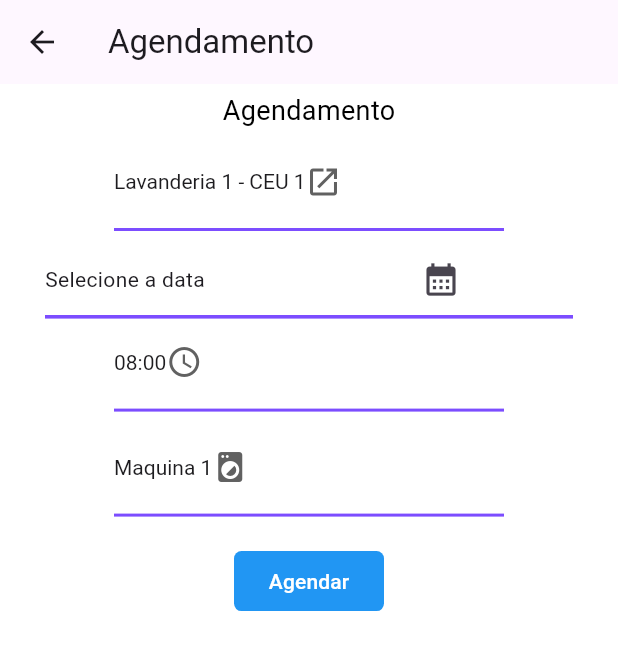
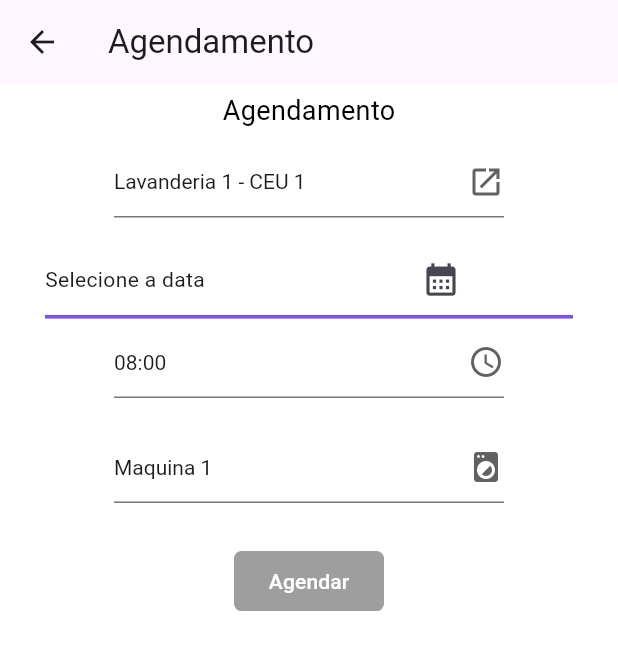
Before and after one commit to tognivini/lc-mobile-flutter, a Flutter app: the ScheduleScreen screen opened directly, on a phone screen of 412 x 824 dp. Shown: the top 650 px of the screen. Run offline on Flutter 3.47's test engine with Material 3 defaults, Android fonts, the light colour scheme and no system bars; our stand-ins replace flutter_hooks; missing offline and left inert: testeapp.

Commit message:
update, style schedule Screen

```diff
--- a/lib/src/pages/CommonPages/ProfileScreen.dart
+++ b/lib/src/pages/CommonPages/ProfileScreen.dart
@@ -28,7 +28,6 @@
   var _passwordVisible = false;
 
   onLoadUser(decodedUser) async {
-    print(decodedUser);
     var payload = {};
     payload["userId"] = decodedUser['userId'];
     payload["token"] = decodedUser['token'];
--- a/lib/src/pages/CommonPages/ScheduleScreen.dart
+++ b/lib/src/pages/CommonPages/ScheduleScreen.dart
@@ -114,7 +114,7 @@
                     width: 280,
                     decoration:
                         BoxDecoration(borderRadius: BorderRadius.circular(5)),
-                    child: DropdownButton<String>(
+                    child: DropdownButtonFormField<String>(
                       value: dropdownLaundry,
                       icon: const Icon(Icons.launch),
                       elevation: 16,
@@ -122,11 +122,18 @@
                           color: Color.fromARGB(255, 29, 28, 31)),
                       padding: const EdgeInsets.only(
                           top: 0, right: 0, bottom: 0, left: 0),
-                      underline: Container(
-                        // padding: EdgeInsets.only(left: 40),
-                        height: 2,
-                        color: Colors.deepPurpleAccent,
+                      decoration: const InputDecoration(
+                        border: UnderlineInputBorder(
+                          borderSide: BorderSide(
+                              color: Colors.deepPurpleAccent, width: 2.4),
+                        ),
+                        // color: Colors.black
                       ),
+                      // underline: Container(
+                      //   // padding: EdgeInsets.only(left: 40),
+                      //   height: 2,
+                      //   color: Colors.deepPurpleAccent,
+                      // ),
                       onChanged: (String? value) {
                         // This is called when the user selects an item.
                         setState(() {
@@ -144,9 +151,8 @@
                   )),
               //calendar
               Padding(
-                padding:
-                    // EdgeInsets.only(top: 0, right: 30, bottom: 0, left: 30),
-                    EdgeInsets.only(top: 0, right: 30, bottom: 0, left: 30),
+                padding: const EdgeInsets.only(
+                    top: 0, right: 30, bottom: 0, left: 30),
                 child: Container(
                   decoration: const BoxDecoration(
                     border: Border(
@@ -187,28 +193,29 @@
               //hour
               Padding(
                   padding: const EdgeInsets.only(
-                    top: 5,
-                    left: 10,
-                    bottom: 0,
-                    right: 10,
-                  ),
+                      top: 5, right: 10, bottom: 0, left: 10),
                   child: Container(
-                    padding: EdgeInsets.only(left: 10, right: 10),
+                    padding:
+                        // EdgeInsets.only(top: 0, right: 20, bottom: 0, left: 20),
+                        EdgeInsets.only(top: 0, right: 10, bottom: 0, left: 10),
                     height: 65,
                     width: 280,
-                    decoration: BoxDecoration(
-                        // color: Colors.blue,
-                        borderRadius: BorderRadius.circular(5)),
-                    child: DropdownButton<String>(
+                    decoration:
+                        BoxDecoration(borderRadius: BorderRadius.circular(5)),
+                    child: DropdownButtonFormField<String>(
                       value: dropdownHourValue,
                       icon: const Icon(Icons.access_time),
                       elevation: 16,
                       style: const TextStyle(
                           color: Color.fromARGB(255, 29, 28, 31)),
-                      padding: const EdgeInsets.only(top: 0, bottom: 0),
-                      underline: Container(
-                        height: 2,
-                        color: Colors.deepPurpleAccent,
+                      padding: const EdgeInsets.only(
+                          top: 0, right: 0, bottom: 0, left: 0),
+                      decoration: const InputDecoration(
+                        border: UnderlineInputBorder(
+                          borderSide: BorderSide(
+                              color: Colors.deepPurpleAccent, width: 2.4),
+                        ),
+                        // color: Colors.black
                       ),
                       onChanged: (String? value) {
                         // This is called when the user selects an item.
@@ -225,26 +232,30 @@
                       }).toList(),
                     ),
                   )),
+
               Padding(
                   padding: const EdgeInsets.only(
                       top: 5, right: 10, bottom: 0, left: 10),
                   child: Container(
-                    padding: const EdgeInsets.only(right: 10, left: 10),
+                    padding: const EdgeInsets.only(
+                        top: 0, right: 10, bottom: 0, left: 10),
                     height: 65,
                     width: 280,
-                    decoration: BoxDecoration(
-                        // color: Colors.blue,
-                        borderRadius: BorderRadius.circular(5)),
-                    child: DropdownButton<String>(
+                    decoration:
+                        BoxDecoration(borderRadius: BorderRadius.circular(5)),
+                    child: DropdownButtonFormField<String>(
                       value: dropdownMachineValue,
                       icon: const Icon(Icons.local_laundry_service),
                       elevation: 16,
                       style: const TextStyle(
                           color: Color.fromARGB(255, 29, 28, 31)),
-                      padding: const EdgeInsets.only(top: 0, bottom: 0),
-                      underline: Container(
-                        height: 2,
-                        color: Colors.deepPurpleAccent,
+                      padding: const EdgeInsets.only(
+                          top: 0, right: 0, bottom: 0, left: 0),
+                      decoration: const InputDecoration(
+                        border: UnderlineInputBorder(
+                          borderSide: BorderSide(
+                              color: Colors.deepPurpleAccent, width: 2.4),
+                        ),
                       ),
                       onChanged: (String? value) {
                         // This is called when the user selects an item.
@@ -267,7 +278,8 @@
                     height: 40,
                     width: 100,
                     decoration: BoxDecoration(
-                        color: Colors.blue,
+                        // color: Colors.blue,
+                        color: Colors.grey,
                         borderRadius: BorderRadius.circular(5)),
                     child: TextButton(
                       style: ButtonStyle(
```
